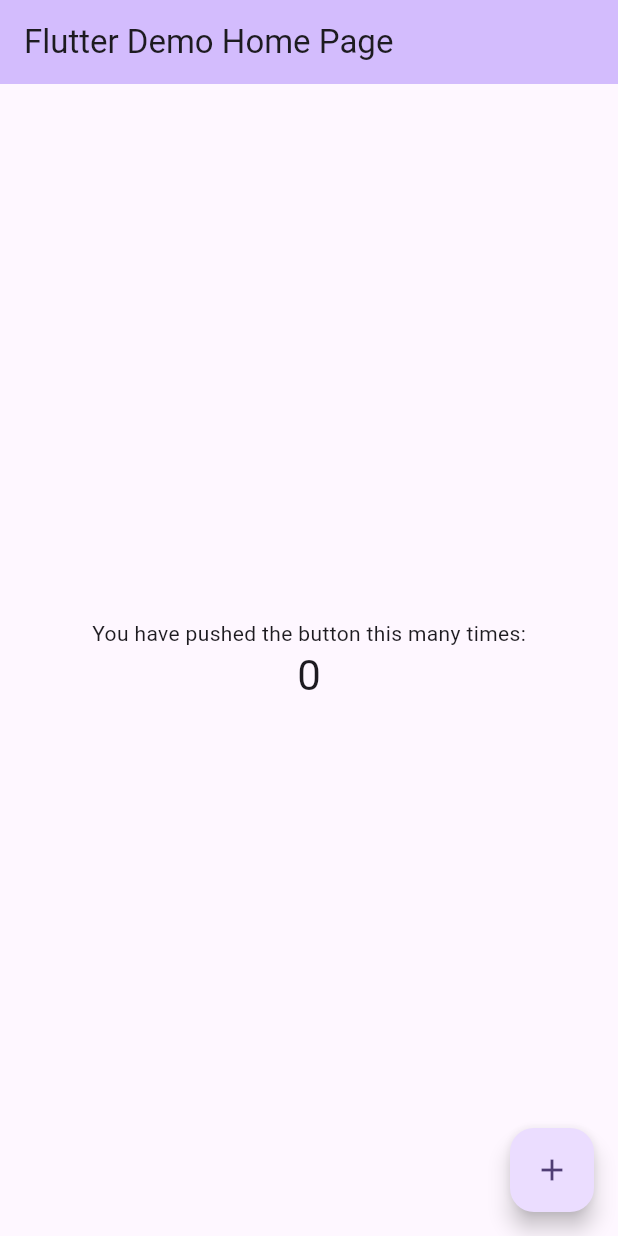
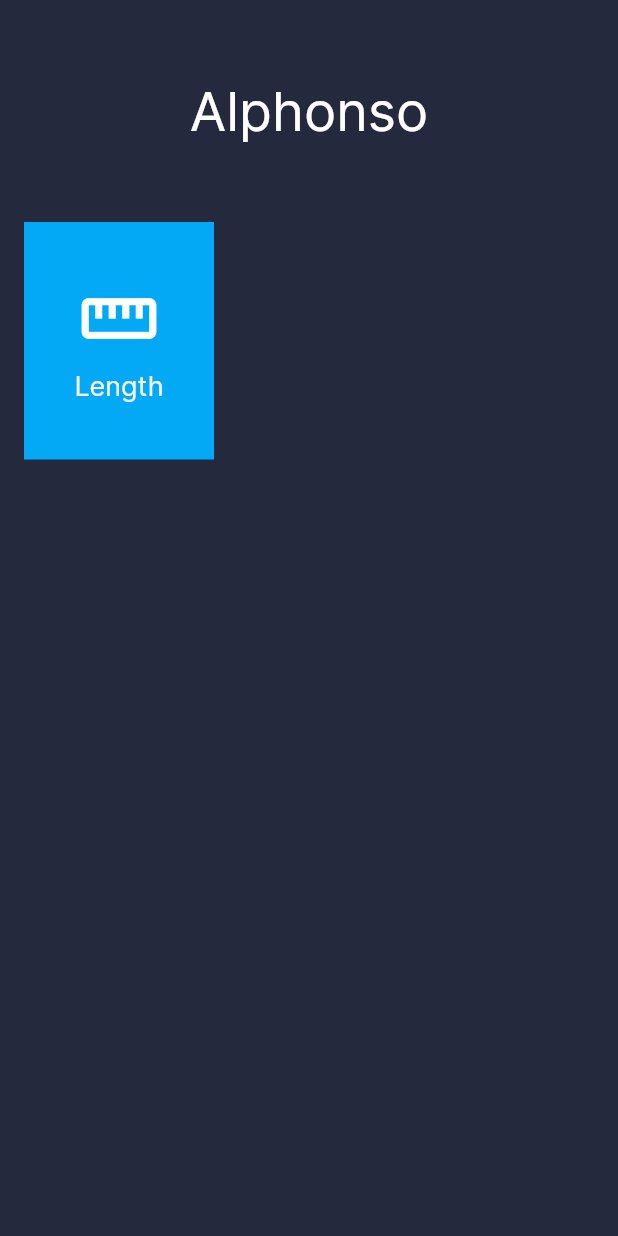
Before and after one commit to toogoodyshoes/alphonso, a Flutter app: the screen it shows after launch, on a phone screen of 412 x 824 dp. Run offline on Flutter 3.47's test engine with Material 2 defaults, Android fonts, the phone set to English and light mode, and no system bars.

Commit message:
User Interface
1. Imported requried fonts.

2. Implemented Home Screen.

3. Implemented Conversion Screen.

4. Implemented Unit Selection Screen.

5. Code cleanup.

```diff
--- /dev/null
+++ b/lib/common/app_color.dart
@@ -0,0 +1,5 @@
+import 'dart:ui';
+
+class AppColor {
+  static const Color spaceCadet =  Color(0xFF24293D);
+}
--- a/lib/common/units.dart
+++ b/lib/common/units.dart
@@ -1,5 +1,5 @@
-import 'package:alphonso/src/convertor/domain/unit.dart';
-import 'package:alphonso/src/convertor/domain/unit_category.dart';
+import 'package:alphonso/src/converter/domain/unit.dart';
+import 'package:alphonso/src/converter/domain/unit_category.dart';
 
 const meter = Unit(
   category: Length(),
--- a/lib/main.dart
+++ b/lib/main.dart
@@ -1,125 +1,19 @@
 import 'package:flutter/material.dart';
 
+import 'package:alphonso/src/converter/presentation/home_screen.dart';
+
 void main() {
-  runApp(const MyApp());
+  runApp(const Alphonso());
 }
 
-class MyApp extends StatelessWidget {
-  const MyApp({super.key});
+class Alphonso extends StatelessWidget {
+  const Alphonso({super.key});
 
-  // This widget is the root of your application.
   @override
   Widget build(BuildContext context) {
-    return MaterialApp(
+    return const MaterialApp(
       title: 'Flutter Demo',
-      theme: ThemeData(
-        // This is the theme of your application.
-        //
-        // TRY THIS: Try running your application with "flutter run". You'll see
-        // the application has a blue toolbar. Then, without quitting the app,
-        // try changing the seedColor in the colorScheme below to Colors.green
-        // and then invoke "hot reload" (save your changes or press the "hot
-        // reload" button in a Flutter-supported IDE, or press "r" if you used
-        // the command line to start the app).
-        //
-        // Notice that the counter didn't reset back to zero; the application
-        // state is not lost during the reload. To reset the state, use hot
-        // restart instead.
-        //
-        // This works for code too, not just values: Most code changes can be
-        // tested with just a hot reload.
-        colorScheme: ColorScheme.fromSeed(seedColor: Colors.deepPurple),
-        useMaterial3: true,
-      ),
-      home: const MyHomePage(title: 'Flutter Demo Home Page'),
+      home: HomeScreen(),
     );
   }
 }
-
-class MyHomePage extends StatefulWidget {
-  const MyHomePage({super.key, required this.title});
-
-  // This widget is the home page of your application. It is stateful, meaning
-  // that it has a State object (defined below) that contains fields that affect
-  // how it looks.
-
-  // This class is the configuration for the state. It holds the values (in this
-  // case the title) provided by the parent (in this case the App widget) and
-  // used by the build method of the State. Fields in a Widget subclass are
-  // always marked "final".
-
-  final String title;
-
-  @override
-  State<MyHomePage> createState() => _MyHomePageState();
-}
-
-class _MyHomePageState extends State<MyHomePage> {
-  int _counter = 0;
-
-  void _incrementCounter() {
-    setState(() {
-      // This call to setState tells the Flutter framework that something has
-      // changed in this State, which causes it to rerun the build method below
-      // so that the display can reflect the updated values. If we changed
-      // _counter without calling setState(), then the build method would not be
-      // called again, and so nothing would appear to happen.
-      _counter++;
-    });
-  }
-
-  @override
-  Widget build(BuildContext context) {
-    // This method is rerun every time setState is called, for instance as done
-    // by the _incrementCounter method above.
-    //
-    // The Flutter framework has been optimized to make rerunning build methods
-    // fast, so that you can just rebuild anything that needs updating rather
-    // than having to individually change instances of widgets.
-    return Scaffold(
-      appBar: AppBar(
-        // TRY THIS: Try changing the color here to a specific color (to
-        // Colors.amber, perhaps?) and trigger a hot reload to see the AppBar
-        // change color while the other colors stay the same.
-        backgroundColor: Theme.of(context).colorScheme.inversePrimary,
-        // Here we take the value from the MyHomePage object that was created by
-        // the App.build method, and use it to set our appbar title.
-        title: Text(widget.title),
-      ),
-      body: Center(
-        // Center is a layout widget. It takes a single child and positions it
-        // in the middle of the parent.
-        child: Column(
-          // Column is also a layout widget. It takes a list of children and
-          // arranges them vertically. By default, it sizes itself to fit its
-          // children horizontally, and tries to be as tall as its parent.
-          //
-          // Column has various properties to control how it sizes itself and
-          // how it positions its children. Here we use mainAxisAlignment to
-          // center the children vertically; the main axis here is the vertical
-          // axis because Columns are vertical (the cross axis would be
-          // horizontal).
-          //
-          // TRY THIS: Invoke "debug painting" (choose the "Toggle Debug Paint"
-          // action in the IDE, or press "p" in the console), to see the
-          // wireframe for each widget.
-          mainAxisAlignment: MainAxisAlignment.center,
-          children: <Widget>[
-            const Text(
-              'You have pushed the button this many times:',
-            ),
-            Text(
-              '$_counter',
-              style: Theme.of(context).textTheme.headlineMedium,
-            ),
-          ],
-        ),
-      ),
-      floatingActionButton: FloatingActionButton(
-        onPressed: _incrementCounter,
-        tooltip: 'Increment',
-        child: const Icon(Icons.add),
-      ), // This trailing comma makes auto-formatting nicer for build methods.
-    );
-  }
-}
--- a/lib/src/convertor/domain/unit.dart
+++ b/lib/src/converter/domain/unit.dart
@@ -1,4 +1,4 @@
-import 'package:alphonso/src/convertor/domain/unit_category.dart';
+import 'package:alphonso/src/converter/domain/unit_category.dart';
 
 class Unit {
   const Unit({
--- /dev/null
+++ b/lib/src/converter/presentation/home_screen.dart
@@ -0,0 +1,76 @@
+import 'package:flutter/material.dart';
+
+import 'package:alphonso/common/app_color.dart';
+import 'package:alphonso/src/converter/presentation/converter_screen.dart';
+import 'package:alphonso/src/converter/presentation/widgets/unit_category_tile.dart';
+
+class HomeScreen extends StatelessWidget {
+  const HomeScreen({super.key});
+
+  @override
+  Widget build(BuildContext context) {
+    return Material(
+      color: AppColor.spaceCadet,
+      child: SafeArea(
+        child: Padding(
+          padding: const EdgeInsets.all(16.0),
+          child: Column(
+            crossAxisAlignment: CrossAxisAlignment.stretch,
+            children: [
+              /// Title
+              Padding(
+                padding: const EdgeInsets.symmetric(
+                    vertical: 36.0, horizontal: 12.0),
+                child: const Text(
+                  'Alphonso',
+                  textAlign: TextAlign.center,
+                  style: TextStyle(
+                    fontFamily: 'Inter',
+                    fontSize: 36.0,
+                    color: Colors.white,
+                  ),
+                ),
+              ),
+
+              const SizedBox(height: 16),
+
+              /// Unit Grid
+              Expanded(
+                child: GridView.count(
+                  crossAxisCount: 3,
+                  childAspectRatio: 0.8,
+                  children: List.generate(
+                    unitCategories.length,
+                    (index) {
+                      return UnitCategoryTile(
+                        unitCategory: unitCategories[index],
+                        onTap: () {
+                          Navigator.of(context).push(
+                            MaterialPageRoute(
+                              builder: (context) =>  ConverterScreen(
+                                unitCategory: unitCategories[index],
+                              ),
+                            ),
+                          );
+                        },
+                      );
+                    },
+                  ),
+                ),
+              ),
+            ],
+          ),
+        ),
+      ),
+    );
+  }
+}
+
+const unitCategories = [
+  {
+    'label': 'Length',
+    'icon': Icons.straighten,
+    'color': Color(0xFF03A9F4),
+    'secondaryColor': Color(0xFF029AE1),
+  }
+];
--- /dev/null
+++ b/lib/src/converter/presentation/widgets/unit_category_tile.dart
@@ -0,0 +1,47 @@
+import 'package:flutter/material.dart';
+
+class UnitCategoryTile extends StatelessWidget {
+  const UnitCategoryTile({
+    super.key,
+    this.onTap,
+    required this.unitCategory,
+  });
+
+  final void Function()? onTap;
+  final Map<String, dynamic> unitCategory;
+
+  @override
+  Widget build(BuildContext context) {
+    return GestureDetector(
+      onTap: onTap,
+      child: Container(
+        color: unitCategory['color'],
+        padding: const EdgeInsets.all(8.0),
+        child: Column(
+          mainAxisAlignment: MainAxisAlignment.center,
+          children: [
+            /// Icon
+            Icon(
+              unitCategory['icon'],
+              size: 54.0,
+              color: Colors.white,
+            ),
+
+            const SizedBox(height: 8.0),
+
+            /// Label
+            Text(
+              unitCategory['label'],
+              style: const TextStyle(
+                fontFamily: 'Inter',
+                fontWeight: FontWeight.w400,
+                fontSize: 18.0,
+                color: Colors.white,
+              ),
+            ),
+          ],
+        ),
+      ),
+    );
+  }
+}
```
Also changed, not shown: lib/src/converter/presentation/converter_screen.dart (added, +86 -0 lines), lib/src/converter/presentation/unit_selection_screen.dart (added, +96 -0 lines), lib/src/converter/presentation/widgets/bottom_conversion_card.dart (added, +86 -0 lines), lib/src/converter/presentation/widgets/top_conversion_card.dart (added, +87 -0 lines), pubspec.yaml (+16 -0 lines), assets/fonts/EBGaramond-Regular.ttf (added), assets/fonts/Inter-Bold.ttf (added), assets/fonts/Inter-Light.ttf (added), assets/fonts/Inter-Regular.ttf (added), lib/src/converter/domain/unit_category.dart (renamed from lib/src/convertor/domain/unit_category.dart), 1 other file.
